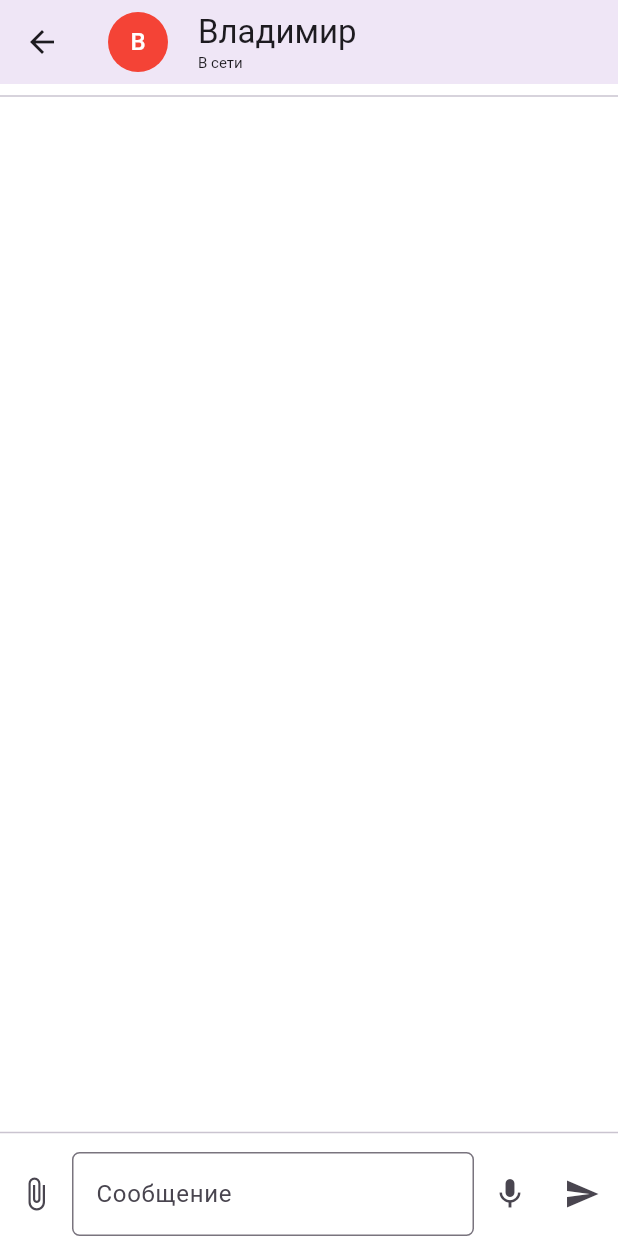
After one commit to AbdullahAmangeldi/TestChatApp, a Flutter app: the screen it shows after launch, after a tap on an icon or button, on a phone screen of 412 x 824 dp. The commit adds this screen. Run offline on Flutter 3.47's test engine with Material 3 defaults, Android fonts, the phone set to English and light mode, and no system bars.

Commit message:
Added chat_page.dart, a page which allows to send and view messages.

```diff
--- /dev/null
+++ b/lib/chat_page.dart
@@ -0,0 +1,169 @@
+import 'package:flutter/material.dart';
+import 'package:test_chat_app/user.dart';
+
+import 'chats_page.dart';
+import 'message.dart';
+
+class ChatPage extends StatefulWidget {
+  const ChatPage({super.key, required this.user});
+  final User user;
+
+  @override
+  State<ChatPage> createState() => _ChatPageState();
+}
+
+class _ChatPageState extends State<ChatPage> {
+  final TextEditingController textEditingController = TextEditingController();
+
+  @override
+  Widget build(BuildContext context) {
+    User user = widget.user;
+
+    return Scaffold(
+      backgroundColor: Colors.white,
+      appBar: AppBar(
+        leading: IconButton(
+          onPressed: () {
+            Navigator.of(context).pop();
+            Navigator.of(context).pushReplacement(
+              MaterialPageRoute(
+                builder: (context) {
+                  return const ChatsPage();
+                },
+              ),
+            );
+          },
+          icon: const Icon(Icons.arrow_back),
+        ),
+        elevation: 5.0,
+        title: Row(
+          children: [
+            CircleAvatar(
+              backgroundColor: user.color,
+              child: Center(
+                child: Text(
+                  user.name[0],
+                  style: const TextStyle(color: Colors.white),
+                ),
+              ),
+            ),
+            const SizedBox(
+              width: 20,
+            ),
+            Column(
+              mainAxisAlignment: MainAxisAlignment.center,
+              crossAxisAlignment: CrossAxisAlignment.start,
+              children: [
+                Text(user.name),
+                const Text(
+                  'В сети',
+                  style: TextStyle(fontSize: 10),
+                  textAlign: TextAlign.left,
+                )
+              ],
+            ),
+          ],
+        ),
+      ),
+      body: Column(
+        children: [
+          const Divider(),
+          Expanded(
+            child: Padding(
+              padding: const EdgeInsets.symmetric(horizontal: 20, vertical: 5),
+              child: ListView.separated(
+                itemCount: user.messenges.length,
+                itemBuilder: (context, index) {
+                  Message message = user.messenges[index];
+                  if (message.isDivider) {
+                    return Column(
+                      children: [Text(message.message), const Divider()],
+                    );
+                  }
+
+                  return Row(
+                    children: [
+                      (message.isSender) ? const Spacer() : const SizedBox(),
+                      Container(
+                        padding: const EdgeInsets.symmetric(
+                            horizontal: 20, vertical: 10),
+                        decoration: BoxDecoration(
+                            color: (message.isSender) ? Colors.green : Colors.blue,
+                            borderRadius: BorderRadius.circular(20)),
+                        child: Column(
+                          crossAxisAlignment: CrossAxisAlignment.start,
+                          children: [
+
+                            const SizedBox(height: 5),
+                            Row(
+                              children: [
+                                Text(
+                                  "${message.dateSent!.hour.toString()}:${(message.dateSent!.minute.toString().length == 1) ? '0${message.dateSent!.minute}' : message.dateSent!.minute.toString()}",
+                                  style: const TextStyle(
+                                    fontSize: 10,
+                                  ),
+                                  textAlign: TextAlign.end,
+                                ),
+                                const SizedBox(width: 5),
+                                if (message.isSender)
+                                  Icon(
+                                    (message.isRead)
+                                        ? Icons.done_all
+                                        : Icons.check,
+                                    size: 11,
+                                  ),
+                              ],
+                            )
+                          ],
+                        ),
+                      )
+                    ],
+                  );
+                },
+                separatorBuilder: (context, index) {
+                  return const SizedBox(
+                    height: 5,
+                  );
+                },
+              ),
+            ),
+          ),
+          const Divider(),
+          const SizedBox(
+            height: 5,
+          ),
+          Row(
+            children: [
+              IconButton(
+                onPressed: () {},
+                icon: const Icon(Icons.attach_file),
+              ),
+              Expanded(
+                child: TextField(
+                  keyboardType: TextInputType.text,
+                  controller: textEditingController,
+                  decoration: InputDecoration(
+                    hintText: 'Сообщение',
+                    border: OutlineInputBorder(
+                        borderSide: const BorderSide(color: Color(0xFFEDF2F6)),
+                        borderRadius: BorderRadius.circular(5)),
+                  ),
+                ),
+              ),
+              IconButton(
+                onPressed: () {
+
+                },
+                icon: Icon( Icons.mic),
+              ),
+              IconButton(
+                onPressed: () {},
+                icon: const Icon(Icons.send),
+              ),
+            ],
+          )
+        ],
+      ),
+    );
+  }
+}
--- a/lib/chats_page.dart
+++ b/lib/chats_page.dart
@@ -1,15 +1,19 @@
 import 'package:flutter/material.dart';
 import 'package:test_chat_app/user.dart';
+
+import 'chat_page.dart';
 
 List<User> listUsers = [
   User(
     name: 'Владимир',
     color: Colors.red,
+    messenges: []
 
   ),
   User(
     name: 'Владимир',
     color: Colors.red,
+    messenges: []
 
   )
 ];
@@ -62,7 +66,12 @@ class _ChatsPageState extends State<ChatsPage> {
 
 
                 return InkWell(
-
+                  onTap: () {
+                    Navigator.of(context)
+                        .push(MaterialPageRoute(builder: (context) {
+                      return ChatPage(user: user);
+                    }));
+                  },
                   child: Padding(
                     padding: const EdgeInsets.all(16.0),
                     child: Row(
--- /dev/null
+++ b/lib/message.dart
@@ -0,0 +1,11 @@
+
+class Message {
+  Message(this.message, this.dateSent, this.isRead, this.isSender, {this.isDivider = false});
+  final String message;
+  final DateTime? dateSent;
+  final bool isRead;
+  final bool isSender;
+  final bool isDivider;
+
+
+}
--- a/lib/user.dart
+++ b/lib/user.dart
@@ -1,9 +1,11 @@
 import 'dart:ui';
 
+import 'message.dart';
 
 class User{
-  User( {required this.name, required this.color});
+  User( {required this.name, required this.color, required this.messenges});
   String name;
   Color color;
+  List<Message> messenges;
 
 }
```
